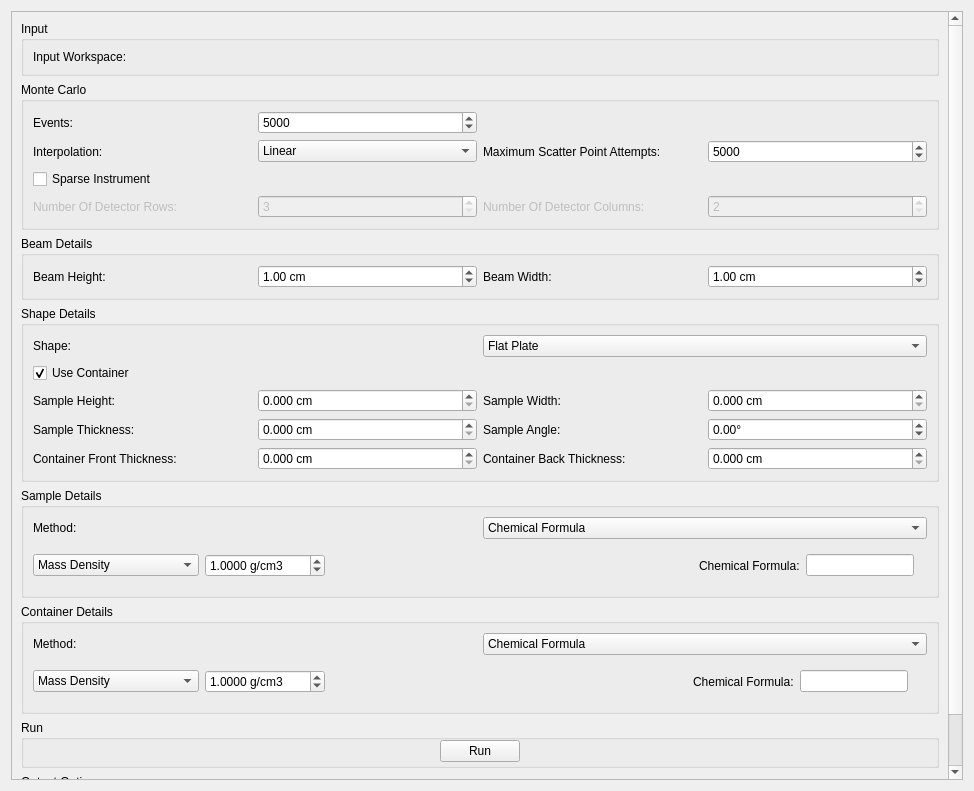
Above: qt/scientific_interfaces/Inelastic/Corrections/AbsorptionCorrections.ui from mantidproject/mantid before the change. Below: the same form after it.
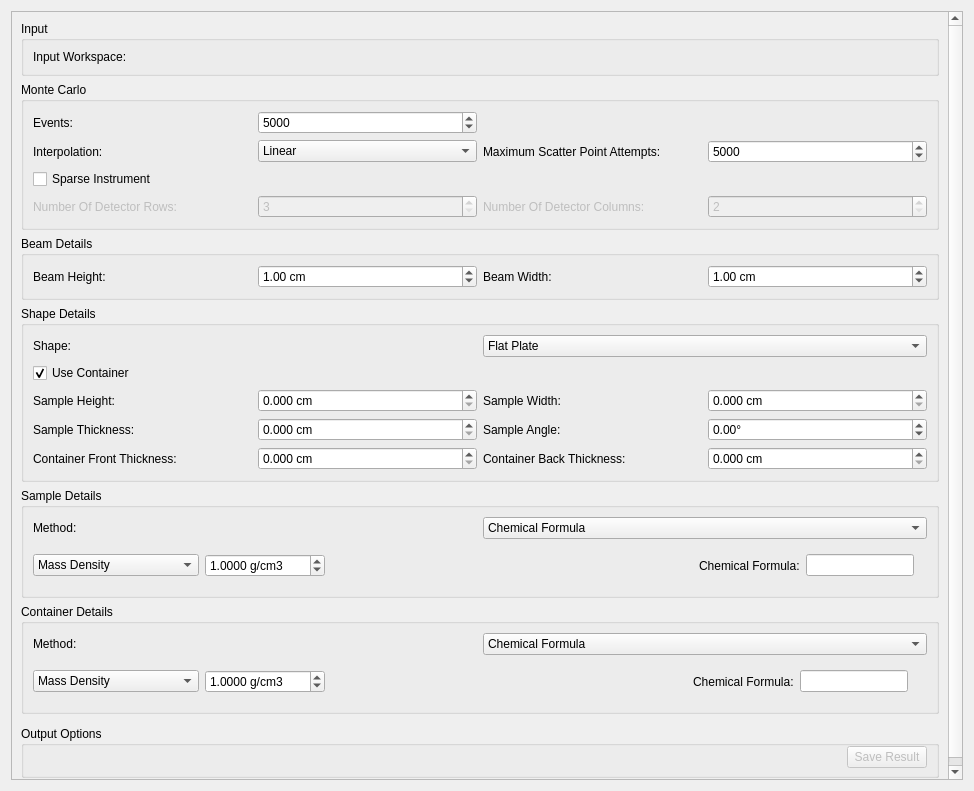
That is the form after the change. Custom widgets are drawn as their Qt base class.

Commit message: Use RunWidget for Monte Carlo Absorption Corrections tab

Diff of the .ui file:
```diff
--- a/qt/scientific_interfaces/Inelastic/Corrections/AbsorptionCorrections.ui
+++ b/qt/scientific_interfaces/Inelastic/Corrections/AbsorptionCorrections.ui
@@ -26,9 +26,9 @@
       <property name="geometry">
        <rect>
         <x>0</x>
-        <y>0</y>
-        <width>954</width>
-        <height>771</height>
+        <y>-54</y>
+        <width>929</width>
+        <height>821</height>
        </rect>
       </property>
       <layout class="QVBoxLayout" name="verticalLayout">
@@ -1251,52 +1251,7 @@
         </widget>
        </item>
        <item>
-        <widget class="QGroupBox" name="gbRun">
-         <property name="title">
-          <string>Run</string>
-         </property>
-         <layout class="QHBoxLayout" name="horizontalLayout">
-          <property name="topMargin">
-           <number>0</number>
-          </property>
-          <property name="bottomMargin">
-           <number>3</number>
-          </property>
-          <item>
-           <spacer name="horizontalSpacer">
-            <property name="orientation">
-             <enum>Qt::Horizontal</enum>
-            </property>
-            <property name="sizeHint" stdset="0">
-             <size>
-              <width>348</width>
-              <height>20</height>
-             </size>
-            </property>
-           </spacer>
-          </item>
-          <item>
-           <widget class="QPushButton" name="pbRun">
-            <property name="text">
-             <string>Run</string>
-            </property>
-           </widget>
-          </item>
-          <item>
-           <spacer name="horizontalSpacer_3">
-            <property name="orientation">
-             <enum>Qt::Horizontal</enum>
-            </property>
-            <property name="sizeHint" stdset="0">
-             <size>
-              <width>348</width>
-              <height>20</height>
-             </size>
-            </property>
-           </spacer>
-          </item>
-         </layout>
-        </widget>
+        <widget class="QWidget" name="runWidget" native="true"/>
        </item>
        <item>
         <widget class="QGroupBox" name="gbOutput">
```
The commit also changes 6 other files.
